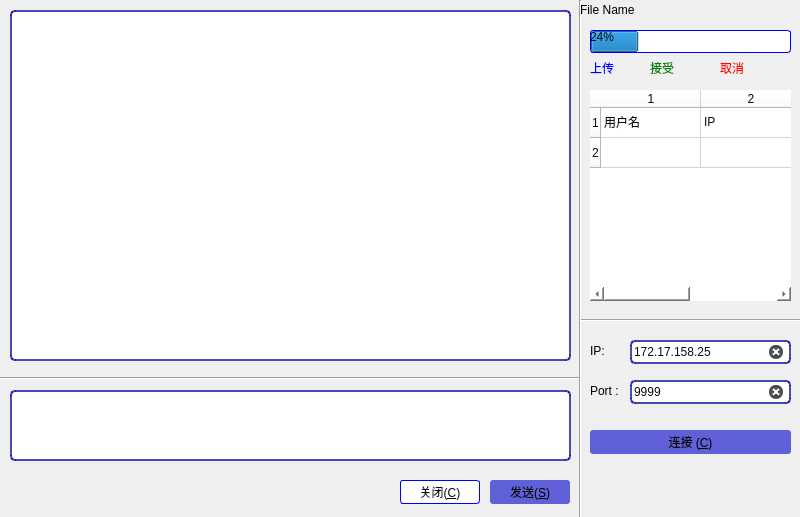
Before: the Qt Designer form mainwindow.ui in ArcueidShiki/chatroom, drawn with Qt 5.
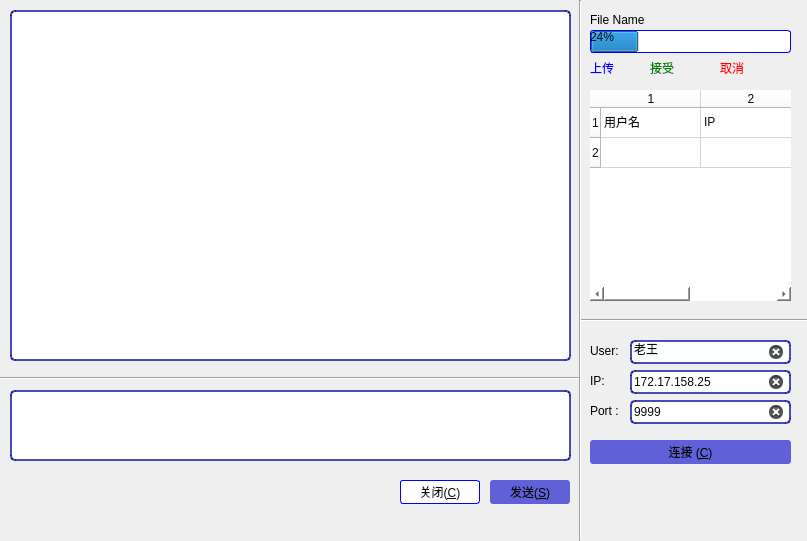
After: the same form once the commit is applied.

Commit message: Finish UI and basic chat function

The edit to the form file:
```diff
--- a/mainwindow.ui
+++ b/mainwindow.ui
@@ -6,8 +6,8 @@
    <rect>
     <x>0</x>
     <y>0</y>
-    <width>800</width>
-    <height>517</height>
+    <width>807</width>
+    <height>541</height>
    </rect>
   </property>
   <property name="windowTitle">
@@ -195,8 +195,8 @@
    <widget class="QLabel" name="label_filename">
     <property name="geometry">
      <rect>
-      <x>580</x>
-      <y>0</y>
+      <x>590</x>
+      <y>10</y>
       <width>81</width>
       <height>20</height>
      </rect>
@@ -209,7 +209,7 @@
     <property name="geometry">
      <rect>
       <x>590</x>
-      <y>430</y>
+      <y>440</y>
       <width>201</width>
       <height>24</height>
      </rect>
@@ -226,7 +226,7 @@
     <property name="geometry">
      <rect>
       <x>630</x>
-      <y>340</y>
+      <y>370</y>
       <width>161</width>
       <height>24</height>
      </rect>
@@ -250,7 +250,7 @@
     <property name="geometry">
      <rect>
       <x>630</x>
-      <y>380</y>
+      <y>400</y>
       <width>161</width>
       <height>24</height>
      </rect>
@@ -274,7 +274,7 @@
     <property name="geometry">
      <rect>
       <x>590</x>
-      <y>380</y>
+      <y>400</y>
       <width>31</width>
       <height>21</height>
      </rect>
@@ -287,7 +287,7 @@
     <property name="geometry">
      <rect>
       <x>590</x>
-      <y>340</y>
+      <y>370</y>
       <width>21</width>
       <height>21</height>
      </rect>
@@ -335,6 +335,43 @@
      <enum>Qt::Vertical</enum>
     </property>
    </widget>
+   <widget class="QLabel" name="label_upload_4">
+    <property name="geometry">
+     <rect>
+      <x>590</x>
+      <y>340</y>
+      <width>31</width>
+      <height>21</height>
+     </rect>
+    </property>
+    <property name="text">
+     <string>User:</string>
+    </property>
+   </widget>
+   <widget class="QLineEdit" name="lineEdit_user">
+    <property name="geometry">
+     <rect>
+      <x>630</x>
+      <y>340</y>
+      <width>161</width>
+      <height>24</height>
+     </rect>
+    </property>
+    <property name="styleSheet">
+     <string notr="true">border-radius: 5px;
+color: rgb(0, 0, 0);
+border: 1.5px solid;
+border-color: rgba(0,0, 150, 0.7);
+background-color: rgba(255,255,255,1);
+color: rgb(11, 11, 11);</string>
+    </property>
+    <property name="text">
+     <string>老王</string>
+    </property>
+    <property name="clearButtonEnabled">
+     <bool>true</bool>
+    </property>
+   </widget>
   </widget>
  </widget>
  <resources/>
```
Left out of the diff: 19 changed lines with no effect on the pictures. The commit also changes 5 other files.
